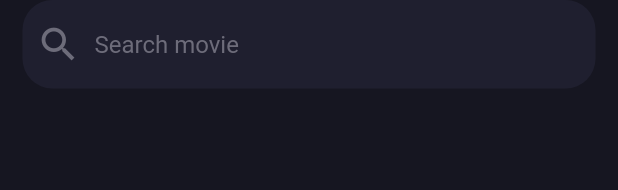
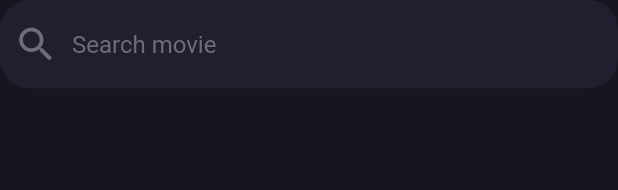
Before and after one commit to a-touman/Moviez, a Flutter app: the SearchField widget shown alone on an empty page, opened directly, on a phone screen of 412 x 824 dp. Shown: the top 190 px of the screen. Run offline on Flutter 3.47's test engine with Material 2 defaults, Android fonts, the phone set to English and light mode, and no system bars; our stand-ins replace flutter_rating_bar, lottie, shimmer; missing offline and left inert: random_avatar, swipe_deck.

Commit message:
search page ui + model half done

```diff
--- a/lib/components/search_field.dart
+++ b/lib/components/search_field.dart
@@ -2,13 +2,18 @@ import 'package:flutter/material.dart';
 import 'package:moviez/utilities/constants.dart';
 
 class SearchField extends StatelessWidget {
-  const SearchField({Key? key, required this.onChange}) : super(key: key);
+  const SearchField(
+      {Key? key,
+      required this.onChange,
+      required this.hint,
+      required this.withIcon})
+      : super(key: key);
   final Function(String value) onChange;
+  final String hint;
+  final bool withIcon;
   @override
   Widget build(BuildContext context) {
-    return Padding(
-      padding: const EdgeInsets.symmetric(horizontal: 15),
-      child: TextField(
+    return TextField(
       onChanged: onChange,
       keyboardType: TextInputType.text,
       cursorColor: kIconsColor,
@@ -19,15 +24,15 @@ class SearchField extends StatelessWidget {
           enabled: true,
           filled: true,
           hintStyle: TextStyle(color: kIconsColor),
-          hintText: "Search movie",
+          hintText: hint,
           fillColor: kWidgetBgColor,
-          prefixIcon: Icon(
+          prefixIcon: withIcon
+              ? Icon(
                   Icons.search,
                   color: kIconsColor,
                   size: 30,
-          ),
-        ),
-      ),
+                )
+              : null),
     );
   }
 }
--- a/lib/screens/home_page.dart
+++ b/lib/screens/home_page.dart
@@ -45,8 +45,10 @@ class _HomePageState extends State<HomePage> {
             children: <Widget>[
               TopScreenWelcome(),
               Padding(
-                padding: const EdgeInsets.all(10.0),
-                child: SearchField(onChange: (value) {}),
+                padding:
+                    const EdgeInsets.symmetric(horizontal: 25, vertical: 10),
+                child: SearchField(
+                    onChange: (value) {}, hint: "Search movie", withIcon: true),
               ),
               SizedBox(
                 height: 15,
```
Also changed, not shown: lib/models/search_screen_model.dart (added, +37 -0 lines), lib/screens/search_page.dart (+152 -3 lines). Lines whose indentation alone changed are shown as unchanged.
